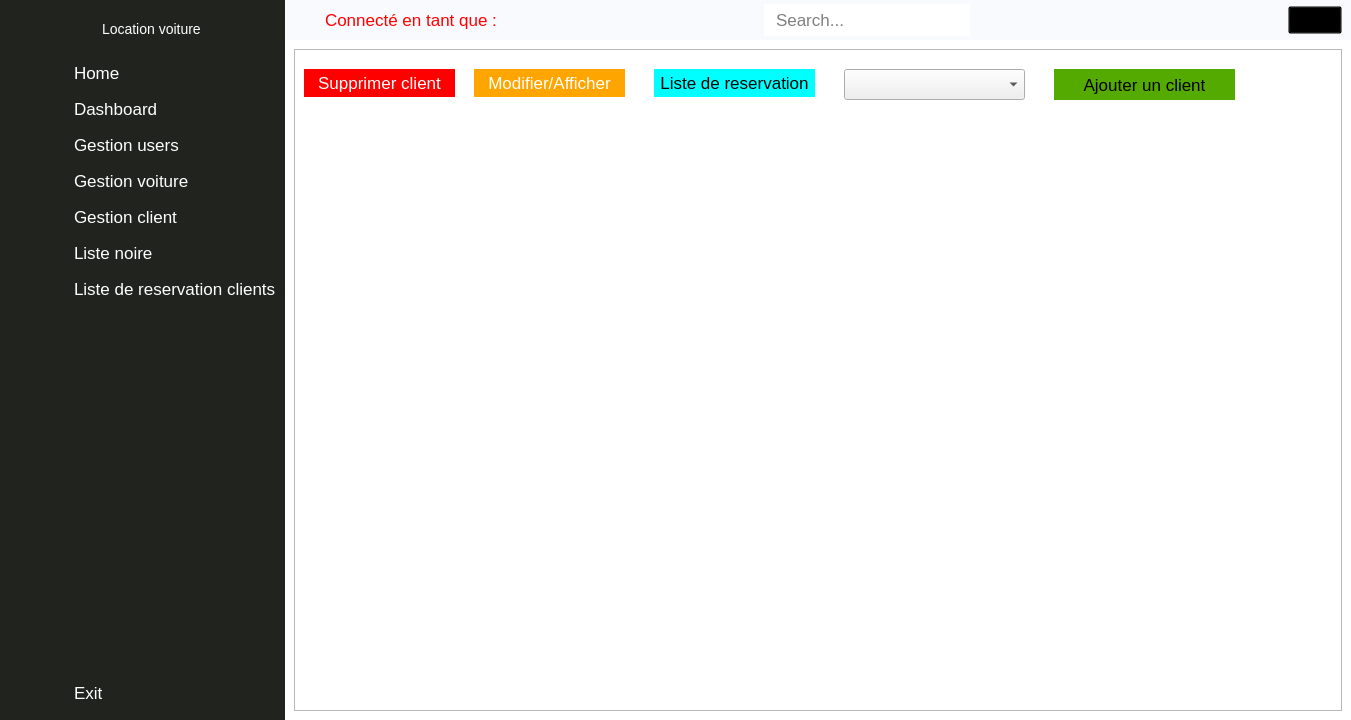
Old version of the form main_ui.ui in the repository walidhabbach/Car-Rental-Desktop-app.
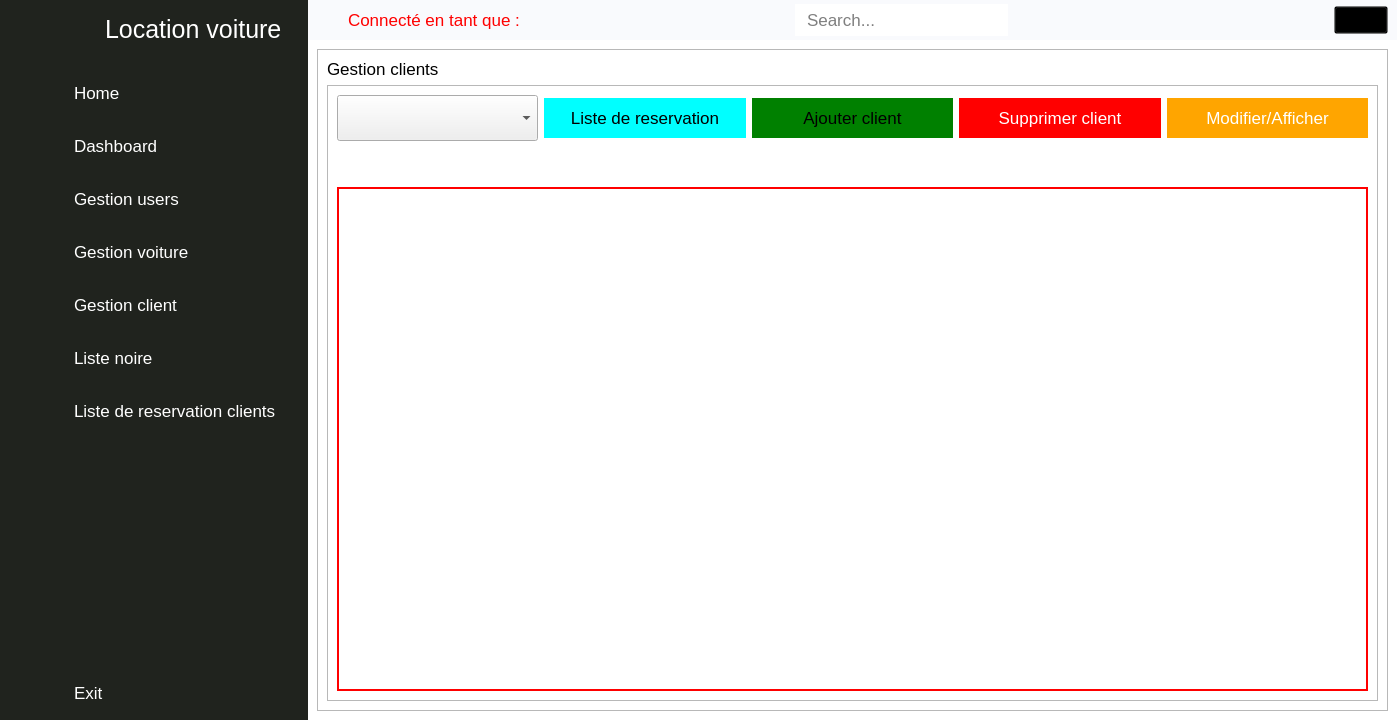
New version of the form. The open tabs and pages were chosen to show the change. Icons and pictures are not drawn.

What changed in the file:
```diff
--- a/main_ui.ui
+++ b/main_ui.ui
@@ -6,7 +6,7 @@
    <rect>
     <x>0</x>
     <y>0</y>
-    <width>1351</width>
+    <width>1397</width>
     <height>720</height>
    </rect>
   </property>
@@ -388,6 +388,9 @@
          <property name="spacing">
           <number>0</number>
          </property>
+         <property name="bottomMargin">
+          <number>20</number>
+         </property>
          <item>
           <widget class="QLabel" name="main_logo">
            <property name="minimumSize">
@@ -421,7 +424,7 @@
             </font>
            </property>
            <property name="styleSheet">
-            <string notr="true">font-size:14px</string>
+            <string notr="true">font-size:25px</string>
            </property>
            <property name="text">
             <string>Location voiture</string>
@@ -433,7 +436,7 @@
        <item>
         <layout class="QVBoxLayout" name="verticalLayout_2">
          <property name="spacing">
-          <number>0</number>
+          <number>17</number>
          </property>
          <item>
           <widget class="QPushButton" name="home_Btn">
@@ -985,7 +988,7 @@
          </widget>
          <widget class="QWidget" name="page_crud_clients">
           <layout class="QGridLayout" name="gridLayout_6">
-           <item row="0" column="0">
+           <item row="1" column="0">
             <widget class="QFrame" name="frame">
              <property name="frameShape">
               <enum>QFrame::StyledPanel</enum>
@@ -993,101 +996,130 @@
              <property name="frameShadow">
               <enum>QFrame::Raised</enum>
              </property>
-             <widget class="QPushButton" name="supprimer_btn">
-              <property name="geometry">
-               <rect>
-                <x>10</x>
-                <y>20</y>
-                <width>151</width>
-                <height>28</height>
-               </rect>
-              </property>
-              <property name="styleSheet">
-               <string notr="true">background-color: red;
-color: white;
-border: 0;</string>
-              </property>
-              <property name="text">
-               <string>Supprimer client</string>
-              </property>
-             </widget>
-             <widget class="QComboBox" name="comboClients">
-              <property name="geometry">
-               <rect>
-                <x>550</x>
-                <y>20</y>
-                <width>181</width>
-                <height>31</height>
-               </rect>
-              </property>
-             </widget>
-             <widget class="QPushButton" name="modifier_btn">
-              <property name="geometry">
-               <rect>
-                <x>180</x>
-                <y>20</y>
-                <width>151</width>
-                <height>28</height>
-               </rect>
-              </property>
-              <property name="styleSheet">
-               <string notr="true">background-color: orange;
-color: white;
-border: 0;</string>
-              </property>
-              <property name="text">
-               <string>Modifier/Afficher</string>
-              </property>
-             </widget>
-             <widget class="QTableWidget" name="clients_data">
-              <property name="geometry">
-               <rect>
-                <x>20</x>
-                <y>90</y>
-                <width>1051</width>
-                <height>471</height>
-               </rect>
-              </property>
-              <property name="styleSheet">
-               <string notr="true">background-color: transparent;
-border: 0</string>
-              </property>
-             </widget>
-             <widget class="QPushButton" name="reservation_client_btn">
-              <property name="geometry">
-               <rect>
-                <x>360</x>
-                <y>20</y>
-                <width>161</width>
-                <height>28</height>
-               </rect>
-              </property>
-              <property name="styleSheet">
-               <string notr="true">background-color: rgb(0, 255, 255);
+             <layout class="QGridLayout" name="gridLayout_10">
+              <item row="1" column="0">
+               <widget class="QFrame" name="frame_5">
+                <property name="frameShape">
+                 <enum>QFrame::StyledPanel</enum>
+                </property>
+                <property name="frameShadow">
+                 <enum>QFrame::Raised</enum>
+                </property>
+                <layout class="QGridLayout" name="gridLayout_11">
+                 <item row="0" column="0">
+                  <layout class="QGridLayout" name="gridLayout_9">
+                   <item row="0" column="0">
+                    <layout class="QHBoxLayout" name="horizontalLayout_6">
+                     <item>
+                      <widget class="QComboBox" name="comboClients">
+                       <property name="styleSheet">
+                        <string notr="true">height: 40px;</string>
+                       </property>
+                      </widget>
+                     </item>
+                     <item>
+                      <widget class="QPushButton" name="reservation_client_btn">
+                       <property name="enabled">
+                        <bool>true</bool>
+                       </property>
+                       <property name="acceptDrops">
+                        <bool>false</bool>
+                       </property>
+                       <property name="styleSheet">
+                        <string notr="true">background-color: rgb(0, 255, 255);
 color: black;
-border: 0;</string>
-              </property>
-              <property name="text">
-               <string>Liste de reservation</string>
-              </property>
-             </widget>
-             <widget class="QPushButton" name="add_client_btn">
-              <property name="geometry">
-               <rect>
-                <x>760</x>
-                <y>20</y>
-                <width>181</width>
-                <height>31</height>
-               </rect>
-              </property>
-              <property name="styleSheet">
-               <string notr="true">background-color: rgb(85, 170, 0);
-border: 0;</string>
-              </property>
-              <property name="text">
-               <string>Ajouter un client</string>
-              </property>
-             </widget>
+border: 0;height: 40px;</string>
+                       </property>
+                       <property name="text">
+                        <string>Liste de reservation</string>
+                       </property>
+                       <property name="flat">
+                        <bool>false</bool>
+                       </property>
+                      </widget>
+                     </item>
+                     <item>
+                      <widget class="QPushButton" name="add_client_btn">
+                       <property name="styleSheet">
+                        <string notr="true">height: 40px;
+border: 0;
+background-color: green;</string>
+                       </property>
+                       <property name="text">
+                        <string>Ajouter client</string>
+                       </property>
+                      </widget>
+                     </item>
+                     <item>
+                      <widget class="QPushButton" name="supprimer_btn">
+                       <property name="styleSheet">
+                        <string notr="true">background-color: red;
+color: white;
+border: 0;height: 40px;</string>
+                       </property>
+                       <property name="text">
+                        <string>Supprimer client</string>
+                       </property>
+                      </widget>
+                     </item>
+                     <item>
+                      <widget class="QPushButton" name="modifier_btn">
+                       <property name="styleSheet">
+                        <string notr="true">background-color: orange;
+color: white;
+border: 0;
+height: 40px;</string>
+                       </property>
+                       <property name="text">
+                        <string>Modifier/Afficher</string>
+                       </property>
+                      </widget>
+                     </item>
+                    </layout>
+                   </item>
+                   <item row="1" column="0">
+                    <spacer name="verticalSpacer_3">
+                     <property name="orientation">
+                      <enum>Qt::Vertical</enum>
+                     </property>
+                     <property name="sizeType">
+                      <enum>QSizePolicy::Fixed</enum>
+                     </property>
+                     <property name="sizeHint" stdset="0">
+                      <size>
+                       <width>20</width>
+                       <height>40</height>
+                      </size>
+                     </property>
+                    </spacer>
+                   </item>
+                   <item row="2" column="0">
+                    <widget class="QTableWidget" name="clients_data">
+                     <property name="mouseTracking">
+                      <bool>true</bool>
+                     </property>
+                     <property name="styleSheet">
+                      <string notr="true">background-color: transparent;
+border: 2px solid red;</string>
+                     </property>
+                     <attribute name="horizontalHeaderMinimumSectionSize">
+                      <number>100</number>
+                     </attribute>
+                    </widget>
+                   </item>
+                  </layout>
+                 </item>
+                </layout>
+               </widget>
+              </item>
+              <item row="0" column="0">
+               <widget class="QLabel" name="label_2">
+                <property name="text">
+                 <string>Gestion clients</string>
+                </property>
+               </widget>
+              </item>
+             </layout>
             </widget>
            </item>
           </layout>
```
Left out of the diff: 629 changed lines with no effect on the pictures.
